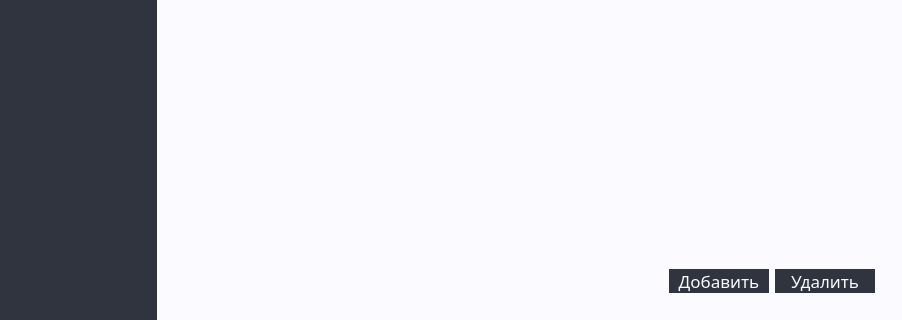
Before: the Qt Designer form Organiser/mainwindow.ui in et3rnalpain/Organiser, drawn with Qt 5; both pictures show x 0 to 902 and y 280 to 600 of the 902 by 600 pixel window.
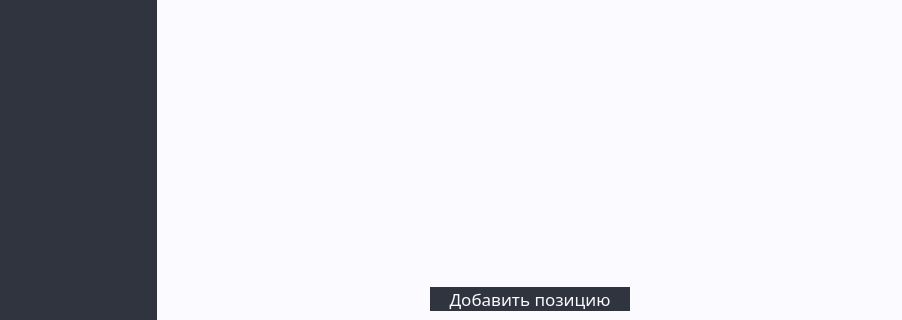
After: the same form once the commit is applied. The open tabs and pages were chosen to show the change. Icons and pictures are not drawn.

What changed in the file:
```diff
--- a/Organiser/mainwindow.ui
+++ b/Organiser/mainwindow.ui
@@ -1052,32 +1052,8 @@
          </widget>
          <widget class="QWidget" name="page_3">
           <layout class="QGridLayout" name="gridLayout_2">
-           <property name="leftMargin">
-            <number>9</number>
-           </property>
-           <property name="topMargin">
-            <number>9</number>
-           </property>
-           <property name="rightMargin">
-            <number>9</number>
-           </property>
-           <property name="bottomMargin">
-            <number>9</number>
-           </property>
            <item row="0" column="0">
             <layout class="QVBoxLayout" name="verticalLayout_7">
-             <property name="leftMargin">
-              <number>9</number>
-             </property>
-             <property name="topMargin">
-              <number>9</number>
-             </property>
-             <property name="rightMargin">
-              <number>9</number>
-             </property>
-             <property name="bottomMargin">
-              <number>9</number>
-             </property>
              <item>
               <widget class="QTableView" name="info">
                <property name="sizePolicy">
@@ -1122,18 +1098,6 @@
              </item>
              <item>
               <layout class="QHBoxLayout" name="horizontalLayout_4">
-               <property name="leftMargin">
-                <number>9</number>
-               </property>
-               <property name="topMargin">
-                <number>9</number>
-               </property>
-               <property name="rightMargin">
-                <number>9</number>
-               </property>
-               <property name="bottomMargin">
-                <number>9</number>
-               </property>
                <item>
                 <spacer name="horizontalSpacer_2">
                  <property name="orientation">
@@ -1141,8 +1105,8 @@
                  </property>
                  <property name="sizeHint" stdset="0">
                   <size>
-                   <width>458</width>
-                   <height>20</height>
+                   <width>208</width>
+                   <height>19</height>
                   </size>
                  </property>
                 </spacer>
@@ -1151,7 +1115,7 @@
                 <widget class="QPushButton" name="but_AddFlower">
                  <property name="minimumSize">
                   <size>
-                   <width>100</width>
+                   <width>200</width>
                    <height>0</height>
                   </size>
                  </property>
@@ -1171,37 +1135,22 @@
 }</string>
                  </property>
                  <property name="text">
-                  <string>Добавить</string>
+                  <string>Добавить позицию</string>
                  </property>
                 </widget>
                </item>
                <item>
-                <widget class="QPushButton" name="but_DelFlower">
-                 <property name="minimumSize">
+                <spacer name="horizontalSpacer_3">
+                 <property name="orientation">
+                  <enum>Qt::Horizontal</enum>
+                 </property>
+                 <property name="sizeHint" stdset="0">
                   <size>
-                   <width>100</width>
-                   <height>0</height>
+                   <width>208</width>
+                   <height>19</height>
                   </size>
                  </property>
-                 <property name="font">
-                  <font>
-                   <family>Bahnschrift</family>
-                   <pointsize>13</pointsize>
-                  </font>
-                 </property>
-                 <property name="styleSheet">
-                  <string notr="true">QPushButton
-{
-float: center;
-border: 0;
-background: #30343f;
-color:#fafaff;
-}</string>
-                 </property>
-                 <property name="text">
-                  <string>Удалить</string>
-                 </property>
-                </widget>
+                </spacer>
                </item>
               </layout>
              </item>
```
Left out of the diff: 14 changed lines with no effect on the pictures.
